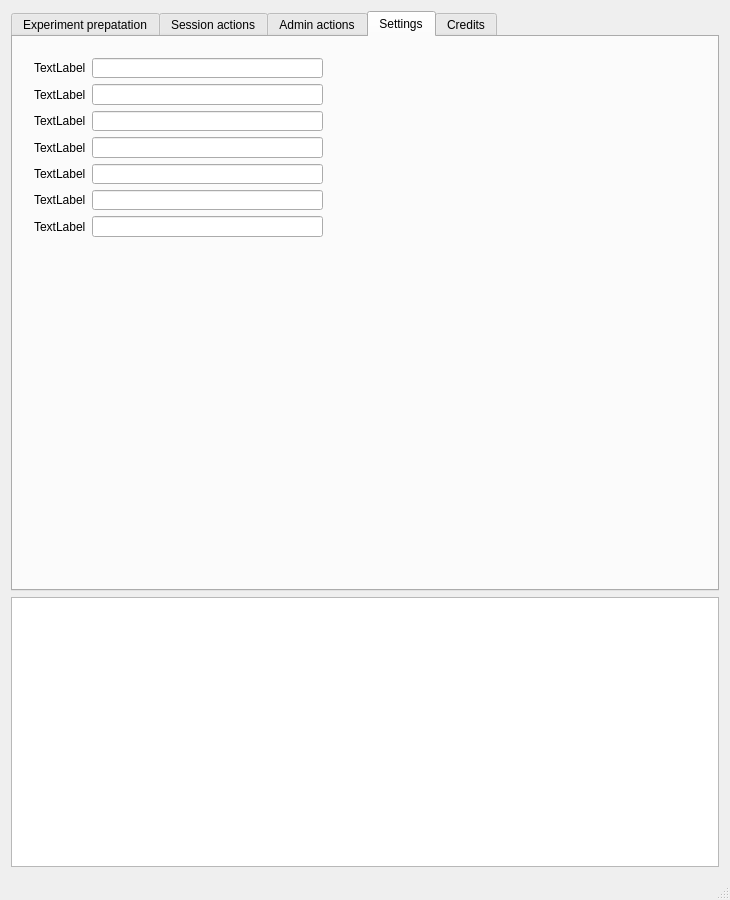
Above: src/mainwindow.ui from tobiaswee/Labcontrol before the change. Below: the same form after it.
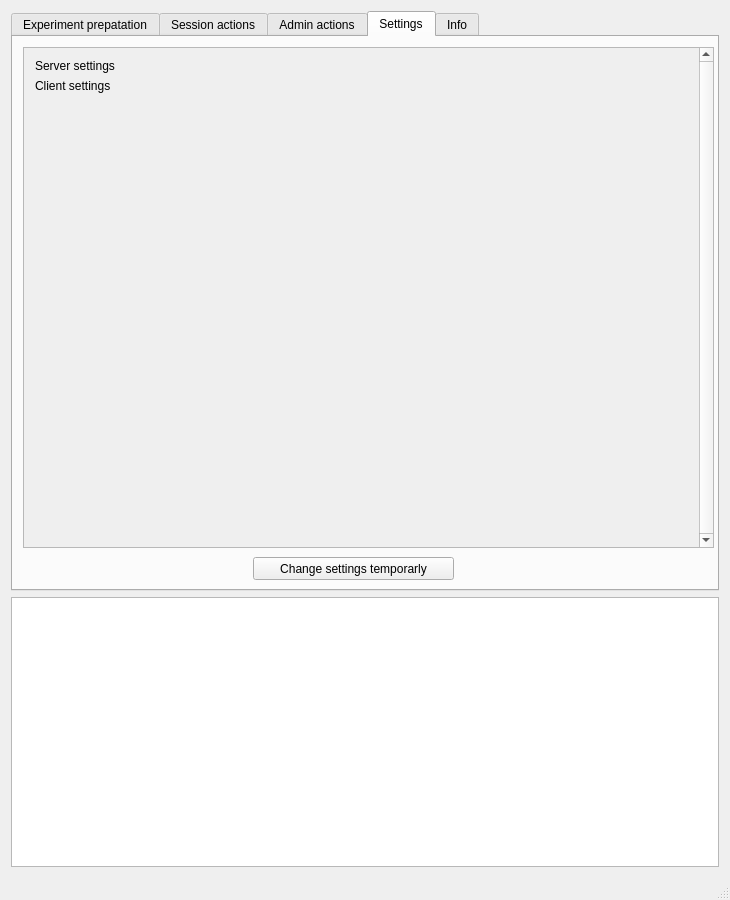
That is the form after the change. The open tabs and pages were chosen to show the change. Icons and pictures are not drawn.

Commit message: set version info. updated config file

```diff
--- a/src/mainwindow.ui
+++ b/src/mainwindow.ui
@@ -11,7 +11,7 @@
    </rect>
   </property>
   <property name="sizePolicy">
-   <sizepolicy hsizetype="Preferred" vsizetype="Preferred">
+   <sizepolicy hsizetype="Fixed" vsizetype="Fixed">
     <horstretch>0</horstretch>
     <verstretch>0</verstretch>
    </sizepolicy>
@@ -923,87 +923,70 @@
        <attribute name="title">
         <string>Settings</string>
        </attribute>
-       <widget class="QWidget" name="formLayoutWidget">
+       <widget class="QPushButton" name="PBChangeSettingsTemp">
+        <property name="geometry">
+         <rect>
+          <x>240</x>
+          <y>520</y>
+          <width>201</width>
+          <height>23</height>
+         </rect>
+        </property>
+        <property name="text">
+         <string>Change settings temporarly</string>
+        </property>
+       </widget>
+       <widget class="QScrollArea" name="scrollArea">
         <property name="geometry">
          <rect>
           <x>10</x>
           <y>10</y>
-          <width>311</width>
-          <height>201</height>
+          <width>691</width>
+          <height>501</height>
          </rect>
         </property>
-        <layout class="QFormLayout" name="formLayout">
-         <item row="0" column="0">
-          <widget class="QLabel" name="label_8">
-           <property name="text">
-            <string>TextLabel</string>
-           </property>
-          </widget>
-         </item>
-         <item row="0" column="1">
-          <widget class="QLineEdit" name="lineEdit"/>
-         </item>
-         <item row="1" column="0">
-          <widget class="QLabel" name="label_9">
-           <property name="text">
-            <string>TextLabel</string>
-           </property>
-          </widget>
-         </item>
-         <item row="2" column="0">
-          <widget class="QLabel" name="label_10">
-           <property name="text">
-            <string>TextLabel</string>
-           </property>
-          </widget>
-         </item>
-         <item row="3" column="0">
-          <widget class="QLabel" name="label_11">
-           <property name="text">
-            <string>TextLabel</string>
-           </property>
-          </widget>
-         </item>
-         <item row="4" column="0">
-          <widget class="QLabel" name="label_12">
-           <property name="text">
-            <string>TextLabel</string>
-           </property>
-          </widget>
-         </item>
-         <item row="5" column="0">
-          <widget class="QLabel" name="label_13">
-           <property name="text">
-            <string>TextLabel</string>
-           </property>
-          </widget>
-         </item>
-         <item row="6" column="0">
-          <widget class="QLabel" name="label_14">
-           <property name="text">
-            <string>TextLabel</string>
-           </property>
-          </widget>
-         </item>
-         <item row="1" column="1">
-          <widget class="QLineEdit" name="lineEdit_2"/>
-         </item>
-         <item row="2" column="1">
-          <widget class="QLineEdit" name="lineEdit_3"/>
-         </item>
-         <item row="3" column="1">
-          <widget class="QLineEdit" name="lineEdit_4"/>
-         </item>
-         <item row="4" column="1">
-          <widget class="QLineEdit" name="lineEdit_5"/>
-         </item>
-         <item row="5" column="1">
-          <widget class="QLineEdit" name="lineEdit_6"/>
-         </item>
-         <item row="6" column="1">
-          <widget class="QLineEdit" name="lineEdit_7"/>
-         </item>
-        </layout>
+        <property name="verticalScrollBarPolicy">
+         <enum>Qt::ScrollBarAlwaysOn</enum>
+        </property>
+        <property name="widgetResizable">
+         <bool>true</bool>
+        </property>
+        <widget class="QWidget" name="scrollAreaWidgetContents">
+         <property name="geometry">
+          <rect>
+           <x>0</x>
+           <y>0</y>
+           <width>675</width>
+           <height>499</height>
+          </rect>
+         </property>
+         <widget class="QWidget" name="formLayoutWidget">
+          <property name="geometry">
+           <rect>
+            <x>0</x>
+            <y>0</y>
+            <width>671</width>
+            <height>611</height>
+           </rect>
+          </property>
+          <layout class="QFormLayout" name="formLayout">
+           <item row="0" column="0">
+            <widget class="QLabel" name="label_3">
+             <property name="text">
+              <string>Server settings</string>
+             </property>
+            </widget>
+           </item>
+           <item row="1" column="0">
+            <widget class="QLabel" name="label_4">
+             <property name="text">
+              <string>Client settings</string>
+             </property>
+            </widget>
+           </item>
+          </layout>
+         </widget>
+        </widget>
        </widget>
       </widget>
       <widget class="QWidget" name="TInfo">
@@ -1011,7 +994,7 @@
         <enum>Qt::RightToLeft</enum>
        </property>
        <attribute name="title">
-        <string>Credits</string>
+        <string>Info</string>
        </attribute>
        <layout class="QVBoxLayout" name="VLInfo">
         <item>
```
Left out of the diff: 24 changed lines with no effect on the pictures. The commit also changes 1 other file.
